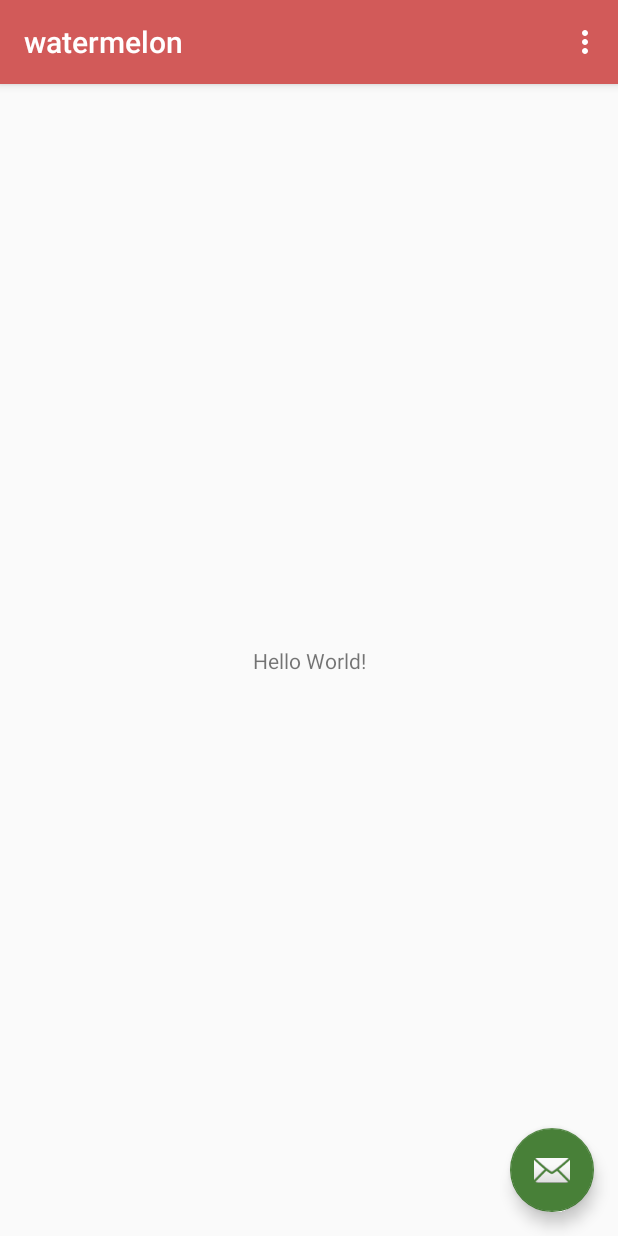
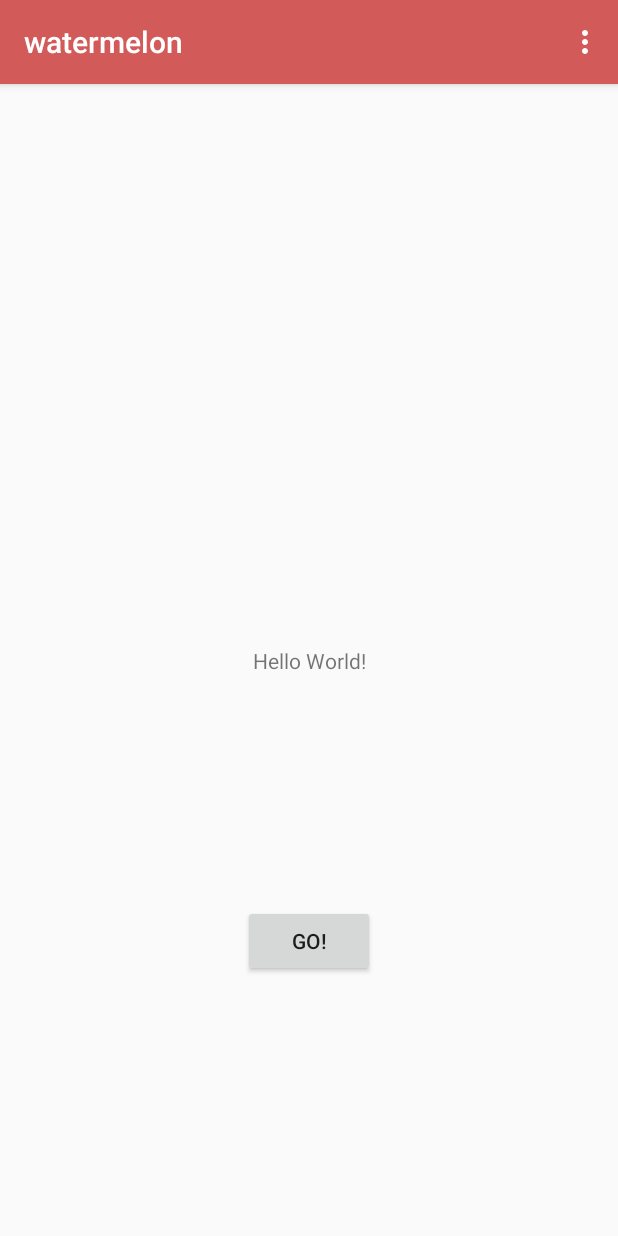
Before and after one commit to causztic/watermelon, an Android app: the screen it shows after launch (MainActivity), on a phone screen of 412 x 824 dp. Run offline under Robolectric (Android 15) with nearby library versions, the phone set to English and light mode, and no system bars.

Commit message:
update layout

```diff
--- a/app/src/main/java/istd/main/MainActivity.java
+++ b/app/src/main/java/istd/main/MainActivity.java
@@ -9,6 +9,7 @@ import android.support.v7.widget.Toolbar;
 import android.view.View;
 import android.view.Menu;
 import android.view.MenuItem;
+import android.widget.Button;
 
 public class MainActivity extends AppCompatActivity {
 
@@ -18,15 +19,14 @@ public class MainActivity extends AppCompatActivity {
         setContentView(R.layout.activity_main);
         Toolbar toolbar = (Toolbar) findViewById(R.id.toolbar);
         setSupportActionBar(toolbar);
-
-       FloatingActionButton fab = (FloatingActionButton) findViewById(R.id.fab);
-        fab.setOnClickListener(new View.OnClickListener() {
+        Button button = (Button) findViewById(R.id.mapButton);
+        button.setOnClickListener(new View.OnClickListener() {
             @Override
             public void onClick(View view) {
-                Snackbar.make(view, "Replace with your own action", Snackbar.LENGTH_LONG)
-                        .setAction("Action", null).show();
+                MainActivity.this.startActivity(new Intent(MainActivity.this, MapsActivity.class));
             }
         });
+
     }
 
     @Override
@@ -45,7 +45,7 @@ public class MainActivity extends AppCompatActivity {
 
         //noinspection SimplifiableIfStatement
         if (id == R.id.action_settings) {
-            this.startActivity(new Intent(this, SettingsActivity.class));
+            this.startActivity(new Intent(MainActivity.this, SettingsActivity.class));
         }
 
         return super.onOptionsItemSelected(item);
--- a/app/src/main/res/layout/activity_main.xml
+++ b/app/src/main/res/layout/activity_main.xml
@@ -22,13 +22,4 @@
     </android.support.design.widget.AppBarLayout>
 
     <include layout="@layout/content_main"/>
-
-    <android.support.design.widget.FloatingActionButton
-        android:id="@+id/fab"
-        android:layout_width="wrap_content"
-        android:layout_height="wrap_content"
-        android:layout_gravity="bottom|end"
-        android:layout_margin="@dimen/fab_margin"
-        app:srcCompat="@android:drawable/ic_dialog_email" />
-
 </android.support.design.widget.CoordinatorLayout>
--- a/app/src/main/res/layout/content_main.xml
+++ b/app/src/main/res/layout/content_main.xml
@@ -10,6 +10,7 @@
     tools:context="istd.main.MainActivity">
 
     <TextView
+        android:id="@+id/text"
         android:layout_width="wrap_content"
         android:layout_height="wrap_content"
         android:text="Hello World!"
@@ -18,4 +19,13 @@
         app:layout_constraintRight_toRightOf="parent"
         app:layout_constraintTop_toTopOf="parent" />
 
+    <Button
+        android:id="@+id/mapButton"
+        android:layout_width="wrap_content"
+        android:layout_height="wrap_content"
+        android:text="Go!"
+        app:layout_constraintBottom_toBottomOf="parent"
+        app:layout_constraintLeft_toLeftOf="parent"
+        app:layout_constraintRight_toRightOf="parent"
+        app:layout_constraintTop_toTopOf="@+id/text" />
 </android.support.constraint.ConstraintLayout>
```
